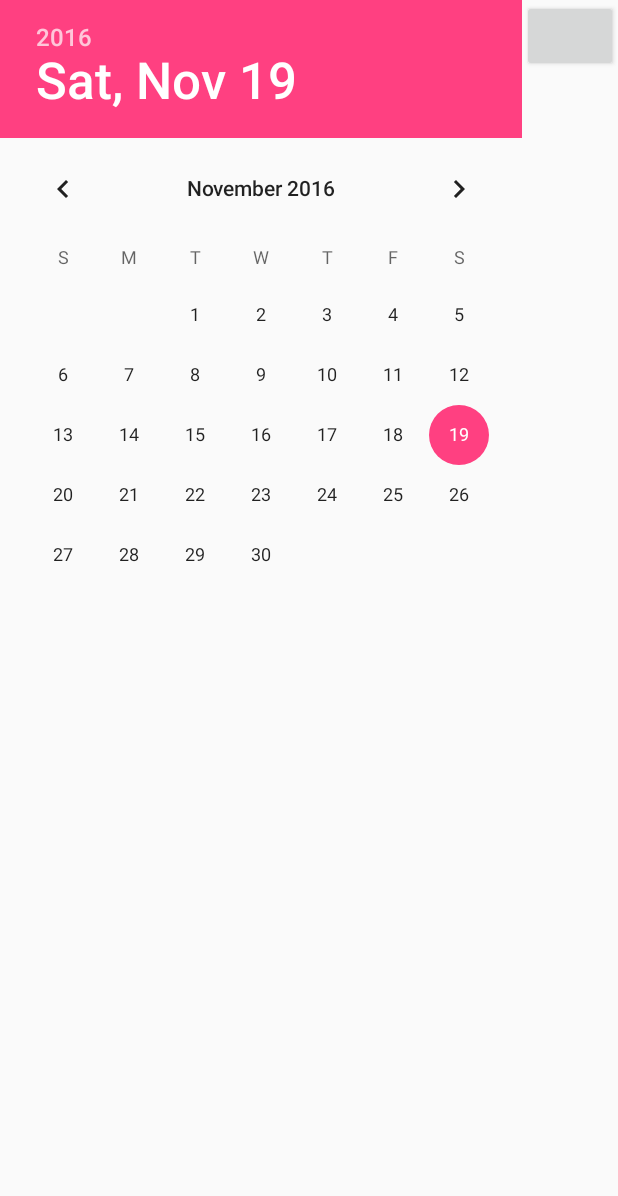
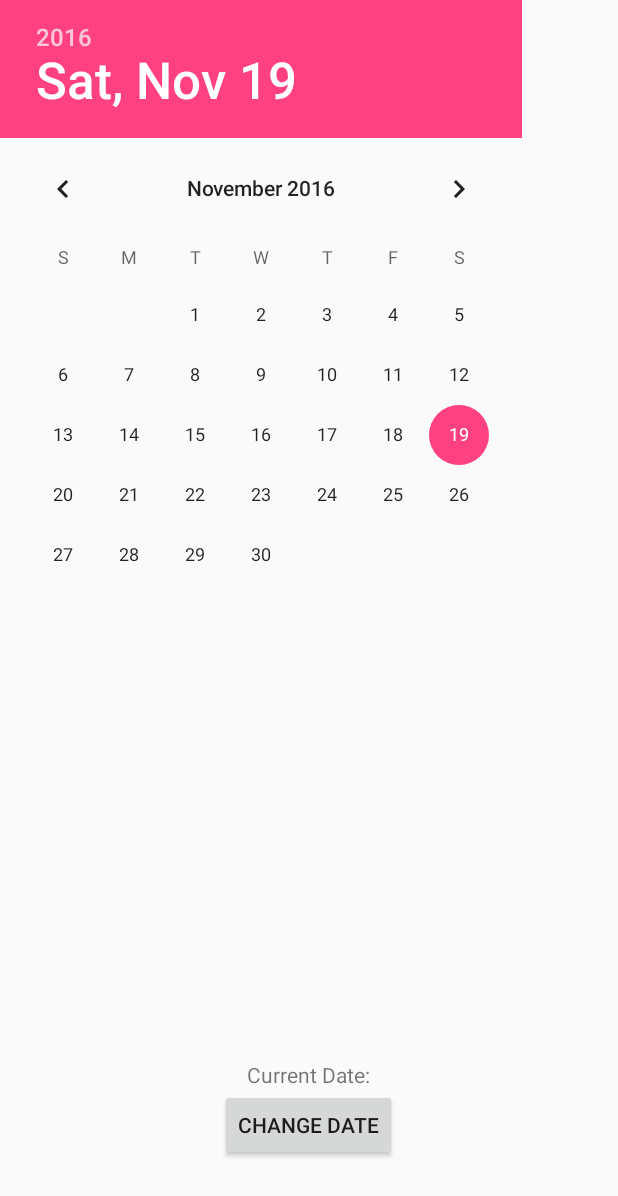
Before and after one commit to lilogevo/Perry, an Android app: the layout activity_date.xml on its own in the app's theme, with its tools: preview values and no code run, on a phone screen of 412 x 824 dp. Shown: the top 1196 px of the screen. Run offline under Robolectric (Android 15) with nearby library versions, the phone set to English and light mode, and no system bars.

Commit message:
Date Page works and Calendar Object is created

```diff
--- a/PERRY2/app/src/main/java/a461lapp/perry/MainActivity.java
+++ b/PERRY2/app/src/main/java/a461lapp/perry/MainActivity.java
@@ -18,7 +18,7 @@ public class MainActivity extends AppCompatActivity {
         changeActivityExampleButton.setOnClickListener(new View.OnClickListener() {
             @Override
             public void onClick(View v) {
-                Intent i = new Intent(getApplicationContext(), Date.class);
+                Intent i = new Intent(getApplicationContext(), Notification.class);
                 Bundle extras = new Bundle();
                 extras.putInt("ex_int", 42);
                 i.putExtras(extras);
--- a/PERRY2/app/src/main/res/layout/activity_date.xml
+++ b/PERRY2/app/src/main/res/layout/activity_date.xml
@@ -1,19 +1,34 @@
 <?xml version="1.0" encoding="utf-8"?>
-<LinearLayout xmlns:android="http://schemas.android.com/apk/res/android"
+<RelativeLayout xmlns:android="http://schemas.android.com/apk/res/android"
+    xmlns:tools="http://schemas.android.com/tools"
     android:layout_width="match_parent"
-    android:layout_height="match_parent">
+    android:layout_height="match_parent"
+    android:orientation="vertical"
+    tools:context=".Date"
+    android:weightSum="1">
 
     <DatePicker
         android:layout_width="wrap_content"
         android:layout_height="wrap_content"
-        android:id="@+id/date_activity_date_picker"/>
+        android:id="@+id/date_activity_date_picker"
+        android:layout_marginBottom="150dp" />
     <TextView
         android:layout_width="wrap_content"
         android:layout_height="wrap_content"
-        android:id="@+id/date_activity_text_view"/>
+        android:text="Current Date:"
+        android:id="@+id/date_activity_text_view"
+        android:layout_gravity="center_horizontal"
+        android:layout_above="@+id/date_activity_confirm_button"
+        android:layout_centerHorizontal="true" />
     <Button
         android:layout_width="wrap_content"
         android:layout_height="wrap_content"
-        android:id="@+id/date_activity_confirm_button"/>
+        android:layout_gravity="center_horizontal"
+        android:text="Change Date"
+        android:id="@+id/date_activity_confirm_button"
+        android:layout_weight="0.03"
+        android:layout_alignParentBottom="true"
+        android:layout_centerHorizontal="true"
+        android:layout_marginBottom="50dp" />
 
-</LinearLayout>
+</RelativeLayout>
--- /dev/null
+++ b/build.gradle
@@ -0,0 +1 @@
+// Top-level build file where you can add configuration options common to all sub-projects/modules.
```
Also changed, not shown: PERRY2/app/src/main/java/a461lapp/perry/AlarmTimes.java (deleted, +0 -32 lines), PERRY2/app/src/main/java/a461lapp/perry/Date.java (+24 -5 lines), PERRY2/app/src/main/java/a461lapp/perry/Notification.java (+7 -1 lines), gradle/wrapper/gradle-wrapper.properties (added), 5 other files.
